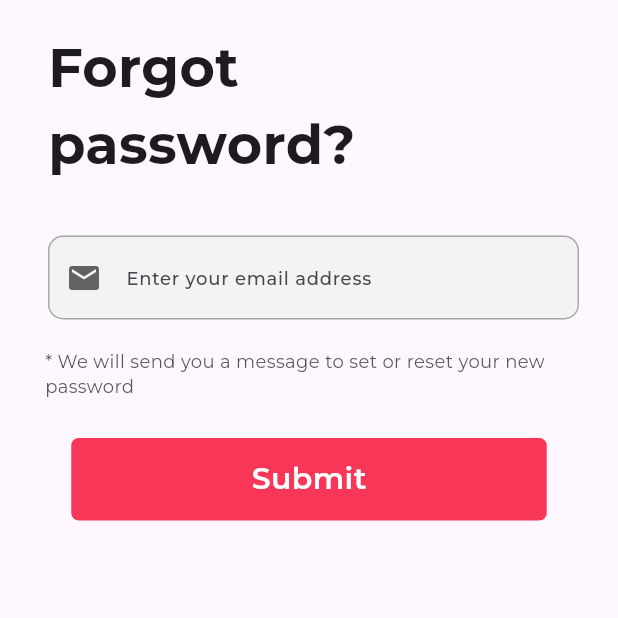
After one commit to muhammedfaizal008/ecommerce_clone, a Flutter app: the ForgotPasswordScreen screen opened directly, on a phone screen of 412 x 824 dp, the top half of it. The commit adds this screen. Run offline on Flutter 3.47's test engine with Material 3 defaults, Android fonts, the phone set to English and light mode, and no system bars; our stand-ins replace google_fonts.

Commit message:
forgot screen added

```diff
--- a/lib/main.dart
+++ b/lib/main.dart
@@ -1,6 +1,7 @@
 // ignore_for_file: prefer_const_constructors
 
 import 'package:ecommerce_clone/view/get_started_screen/get_started_screen.dart';
+import 'package:ecommerce_clone/view/login_screen/forgot_password_screen.dart';
 import 'package:ecommerce_clone/view/login_screen/login_screen.dart';
 import 'package:ecommerce_clone/view/splash_screen/splash_screen.dart';
 import 'package:flutter/material.dart';
--- /dev/null
+++ b/lib/view/login_screen/forgot_password_screen.dart
@@ -0,0 +1,45 @@
+// ignore_for_file: prefer_const_constructors, prefer_const_literals_to_create_immutables
+
+import 'package:ecommerce_clone/utils/color_constants.dart';
+import 'package:ecommerce_clone/view/global_widgets/custom_button.dart';
+import 'package:ecommerce_clone/view/global_widgets/custom_input_field.dart';
+import 'package:flutter/cupertino.dart';
+import 'package:flutter/material.dart';
+import 'package:google_fonts/google_fonts.dart';
+
+class ForgotPasswordScreen extends StatelessWidget {
+  const ForgotPasswordScreen({super.key});
+
+  @override
+  Widget build(BuildContext context) {
+    return Scaffold(
+      body: Column(
+        crossAxisAlignment: CrossAxisAlignment.start,
+        children: [
+          Padding(
+            padding: const EdgeInsets.only(left:32,top: 19 ),
+            child: Text("Forgot \npassword?",style: GoogleFonts.montserrat(
+              fontSize: 36,
+              fontWeight: FontWeight.bold
+            ),
+            ),
+          ),
+          SizedBox(height: 36,),
+          Padding(
+            padding: const EdgeInsets.only(left:32,right: 26),
+            child: Custominputfield(fieldname: "Enter your email address",Iconname: Icons.mail,),
+          ),
+          Padding(
+            padding: const EdgeInsets.only(left: 30,top: 19,bottom: 26),
+            child: Text("* We will send you a message to set or reset your new password",style: GoogleFonts.montserrat(
+              fontSize: 12,
+              fontWeight: FontWeight.w400,
+              color: ColorConstants.GREYCOLORSHD3
+            ),),
+          ),
+          Custombutton(text_inside: "Submit",)
+        ],
+      ),
+    );
+  }
+}
--- a/lib/view/login_screen/login_screen.dart
+++ b/lib/view/login_screen/login_screen.dart
@@ -5,6 +5,7 @@ import 'package:ecommerce_clone/view/get_started_screen/get_started_screen.dart'
 import 'package:ecommerce_clone/view/global_widgets/custom_button.dart';
 import 'package:ecommerce_clone/view/global_widgets/custom_input_field.dart';
 import 'package:ecommerce_clone/view/global_widgets/custom_social_media_logo.dart';
+import 'package:ecommerce_clone/view/login_screen/forgot_password_screen.dart';
 import 'package:ecommerce_clone/view/login_screen/sign_up_screen.dart';
 import 'package:flutter/material.dart';
 import 'package:google_fonts/google_fonts.dart';
@@ -47,11 +48,16 @@ class _LoginScreenState extends State<LoginScreen> {
             children: [
               Padding(
                 padding: const EdgeInsets.only(right: 25,top: 9),
-                child: Text("Forgot Password?",style: GoogleFonts.montserrat(
-                  fontWeight: FontWeight.normal,
-                  fontSize: 12,
-                  color: ColorConstants.PRIMARYCOLOR
-                ),),
+                child: InkWell(
+                  onTap: (){
+                    Navigator.push(context, MaterialPageRoute(builder: (context) => ForgotPasswordScreen(),));
+                  },
+                  child: Text("Forgot Password?",style: GoogleFonts.montserrat(
+                    fontWeight: FontWeight.normal,
+                    fontSize: 12,
+                    color: ColorConstants.PRIMARYCOLOR
+                  ),),
+                ),
               )
             ],
           ),
```
